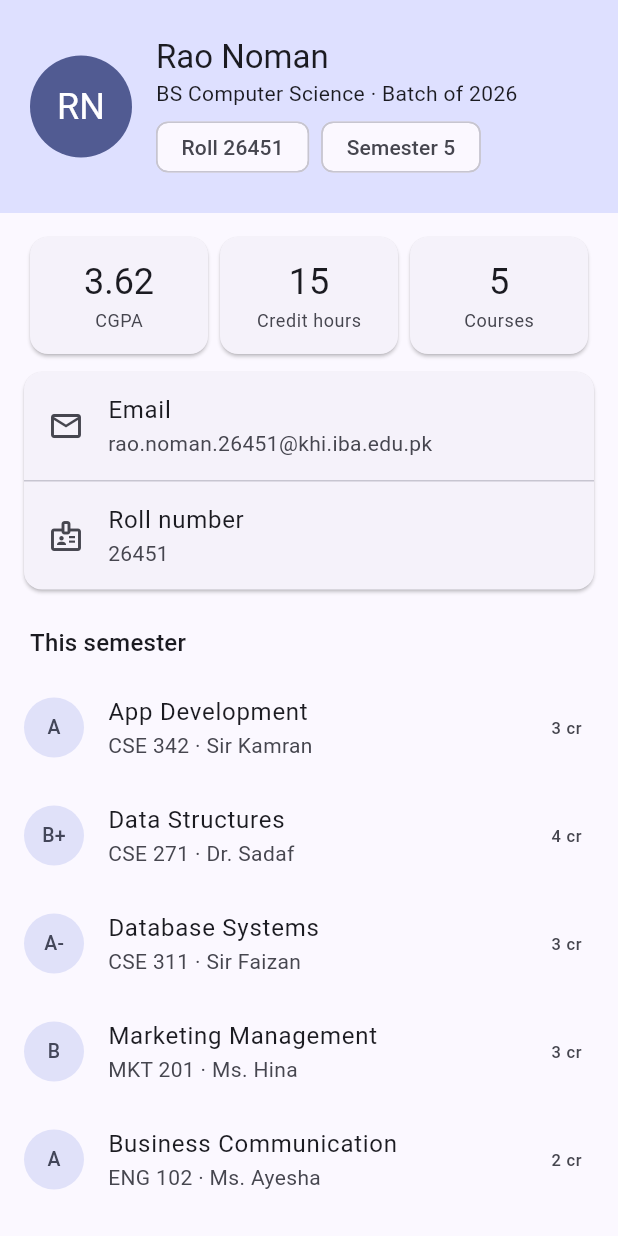
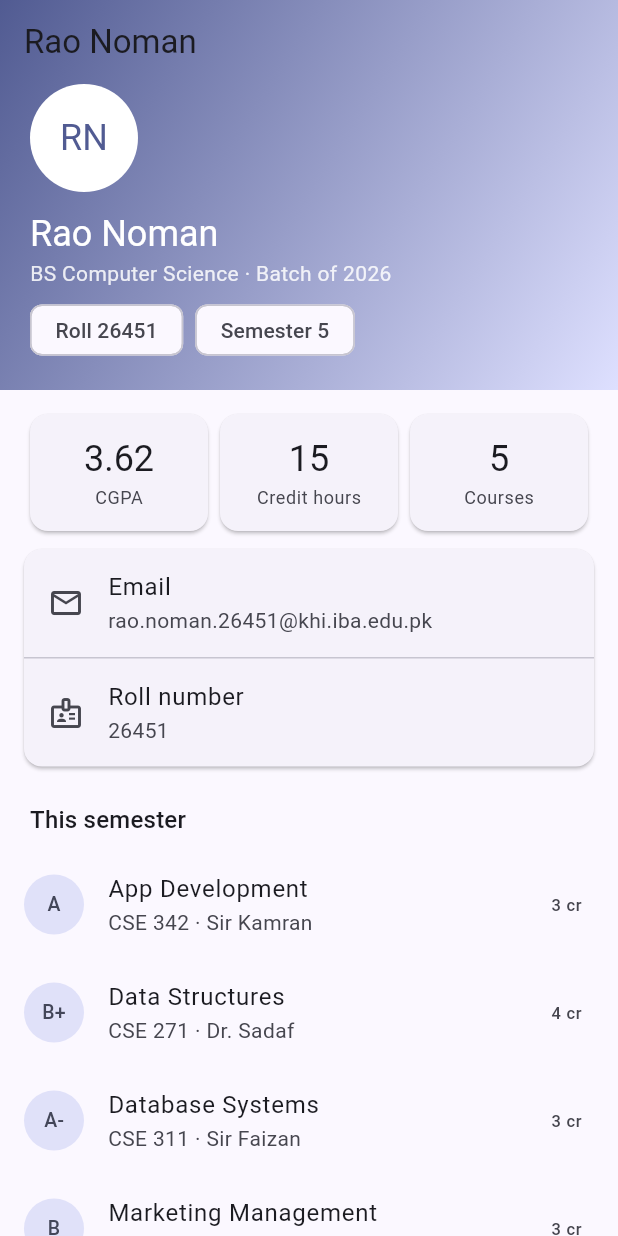
Before and after one commit to rao21/iba_app_dev_26, a Flutter app: the ProfilePage widget shown alone on an empty page, opened directly, on a phone screen of 412 x 824 dp. Run offline on Flutter 3.47's test engine with Material 3 defaults, Android fonts, the phone set to English and light mode, and no system bars; network calls fail.

Commit message:
feat(profile): animated SliverAppBar header
Replace the plain Container header with a CustomScrollView + SliverAppBar
that starts full height — gradient background, avatar, name, programme and
chips — and collapses to a plain title bar as the page scrolls, pinned so
it never leaves the top. stretch: true adds a gentle zoom/blur on overscroll.

Course rows move to a lazily-built SliverList.builder, matching the rest of
the app's ListView.builder pattern. The theme-toggle action moves onto the
collapsed bar since Profile now owns its own app bar.

Update the profile test to scroll past the taller header before asserting
on a course row.

```diff
--- a/lib/main.dart
+++ b/lib/main.dart
@@ -210,10 +210,11 @@ class _GalleryHomeState extends State<GalleryHome> {
           ],
         ),
       ),
-      appBar: AppBar(
-        title: Text(
-          onHome ? 'Widget Gallery · ${_sections[_index].label}' : 'Profile',
-        ),
+      // Profile draws its own animated SliverAppBar, so only Home uses the
+      // plain top bar.
+      appBar: onHome
+          ? AppBar(
+              title: Text('Widget Gallery · ${_sections[_index].label}'),
               actions: [
                 IconButton(
                   onPressed: widget.onToggleTheme,
@@ -221,8 +222,11 @@ class _GalleryHomeState extends State<GalleryHome> {
                   tooltip: 'Toggle light and dark',
                 ),
               ],
-      ),
-      body: onHome ? home : const ProfilePage(),
+            )
+          : null,
+      body: onHome
+          ? home
+          : ProfilePage(onToggleTheme: widget.onToggleTheme),
       bottomNavigationBar: NavigationBar(
         selectedIndex: _tab,
         onDestinationSelected: (i) => setState(() => _tab = i),
--- a/lib/pages/profile_page.dart
+++ b/lib/pages/profile_page.dart
@@ -98,49 +98,90 @@ const student = Student(
   ],
 );
 
-/// The Profile tab: a header, three stats, and the semester's courses —
-/// built only from widgets covered in the gallery.
+/// The Profile tab: an animated SliverAppBar that collapses from a full
+/// portrait header down to a plain title bar, then three stats and the
+/// semester's courses — built only from widgets covered in the gallery.
 class ProfilePage extends StatelessWidget {
-  const ProfilePage({super.key, this.data = student});
+  const ProfilePage({super.key, this.data = student, this.onToggleTheme});
 
   final Student data;
+
+  /// Shown as an action on the collapsed bar. Optional so the page still
+  /// works when opened on its own, outside the gallery shell.
+  final VoidCallback? onToggleTheme;
+
+  static const _expandedHeight = 260.0;
 
   @override
   Widget build(BuildContext context) {
     final theme = Theme.of(context);
     final scheme = theme.colorScheme;
 
-    return ListView(
-      padding: const EdgeInsets.only(bottom: 24),
+    return CustomScrollView(
+      slivers: [
+        SliverAppBar(
+          expandedHeight: _expandedHeight,
+          pinned: true, // stays on screen, collapsed, once scrolled past
+          stretch: true, // overscroll at the top gently stretches the header
+          title: Text(data.name), // only visible once collapsed
+          actions: [
+            if (onToggleTheme != null)
+              IconButton(
+                onPressed: onToggleTheme,
+                icon: const Icon(Icons.brightness_6_outlined),
+                tooltip: 'Toggle light and dark',
+              ),
+          ],
+          flexibleSpace: FlexibleSpaceBar(
+            stretchModes: const [
+              StretchMode.zoomBackground,
+              StretchMode.blurBackground,
+            ],
+            // Fades the plain title above out as the portrait fades in, so
+            // the two never overlap mid-collapse.
+            titlePadding: EdgeInsets.zero,
+            background: DecoratedBox(
+              decoration: BoxDecoration(
+                gradient: LinearGradient(
+                  begin: Alignment.topLeft,
+                  end: Alignment.bottomRight,
+                  colors: [scheme.primary, scheme.primaryContainer],
+                ),
+              ),
+              child: SafeArea(
+                child: Padding(
+                  padding: const EdgeInsets.fromLTRB(20, 56, 20, 20),
+                  child: Column(
+                    mainAxisAlignment: MainAxisAlignment.end,
+                    crossAxisAlignment: CrossAxisAlignment.start,
                     children: [
-        // Header
-        Container(
-          width: double.infinity,
-          color: scheme.primaryContainer,
-          padding: const EdgeInsets.fromLTRB(20, 24, 20, 24),
-          child: Row(
-            children: [
-              CircleAvatar(
-                radius: 34,
-                backgroundColor: scheme.primary,
+                      Hero(
+                        tag: 'profile-avatar',
+                        child: CircleAvatar(
+                          radius: 36,
+                          backgroundColor: scheme.onPrimary,
                           child: Text(
                             data.initials,
+                            style: theme.textTheme.headlineSmall?.copyWith(
+                              color: scheme.primary,
+                            ),
+                          ),
+                        ),
+                      ),
+                      const SizedBox(height: 12),
+                      Text(
+                        data.name,
                         style: theme.textTheme.headlineSmall?.copyWith(
                           color: scheme.onPrimary,
                         ),
                       ),
-              ),
-              const SizedBox(width: 16),
-              Expanded(
-                child: Column(
-                  crossAxisAlignment: CrossAxisAlignment.start,
-                  children: [
-                    Text(data.name, style: theme.textTheme.titleLarge),
                       Text(
                         '${data.programme} · ${data.batch}',
-                      style: theme.textTheme.bodyMedium,
+                        style: theme.textTheme.bodyMedium?.copyWith(
+                          color: scheme.onPrimary.withValues(alpha: 0.85),
                         ),
-                    const SizedBox(height: 6),
+                      ),
+                      const SizedBox(height: 8),
                       Wrap(
                         spacing: 8,
                         children: [
@@ -157,13 +198,15 @@ class ProfilePage extends StatelessWidget {
                     ],
                   ),
                 ),
-            ],
+              ),
+            ),
           ),
         ),
 
         // Stats
-        Padding(
+        SliverPadding(
           padding: const EdgeInsets.fromLTRB(16, 16, 16, 8),
+          sliver: SliverToBoxAdapter(
             child: Row(
               children: [
                 _Stat(label: 'CGPA', value: data.cgpa.toStringAsFixed(2)),
@@ -172,10 +215,12 @@ class ProfilePage extends StatelessWidget {
               ],
             ),
           ),
+        ),
 
         // Contact
-        Padding(
+        SliverPadding(
           padding: const EdgeInsets.symmetric(horizontal: 16, vertical: 4),
+          sliver: SliverToBoxAdapter(
             child: Card(
               margin: EdgeInsets.zero,
               child: Column(
@@ -195,16 +240,22 @@ class ProfilePage extends StatelessWidget {
               ),
             ),
           ),
+        ),
 
-        Padding(
+        SliverPadding(
           padding: const EdgeInsets.fromLTRB(20, 20, 20, 8),
+          sliver: SliverToBoxAdapter(
             child: Text('This semester', style: theme.textTheme.titleMedium),
           ),
+        ),
 
-        // Courses — a plain for-loop because the list is short and already
-        // inside a scrolling ListView.
-        for (final course in data.courses)
-          ListTile(
+        // Courses — SliverList.builder so the row widgets are only built as
+        // they scroll near the viewport, same as ListView.builder would.
+        SliverList.builder(
+          itemCount: data.courses.length,
+          itemBuilder: (context, i) {
+            final course = data.courses[i];
+            return ListTile(
               leading: CircleAvatar(
                 backgroundColor: scheme.secondaryContainer,
                 child: Text(
@@ -218,7 +269,11 @@ class ProfilePage extends StatelessWidget {
               title: Text(course.title),
               subtitle: Text('${course.code} · ${course.instructor}'),
               trailing: Text('${course.credits} cr'),
+            );
+          },
         ),
+
+        const SliverPadding(padding: EdgeInsets.only(bottom: 24)),
       ],
     );
   }
```
Also changed, not shown: 1 other file. Lines whose indentation alone changed are shown as unchanged.
